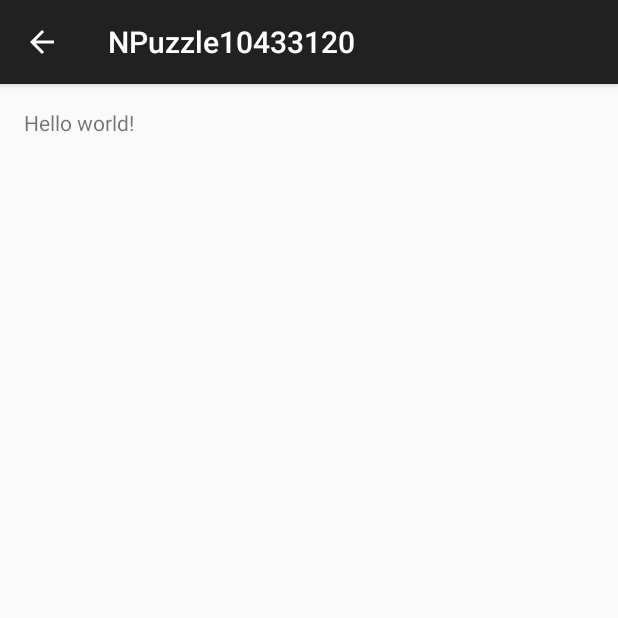
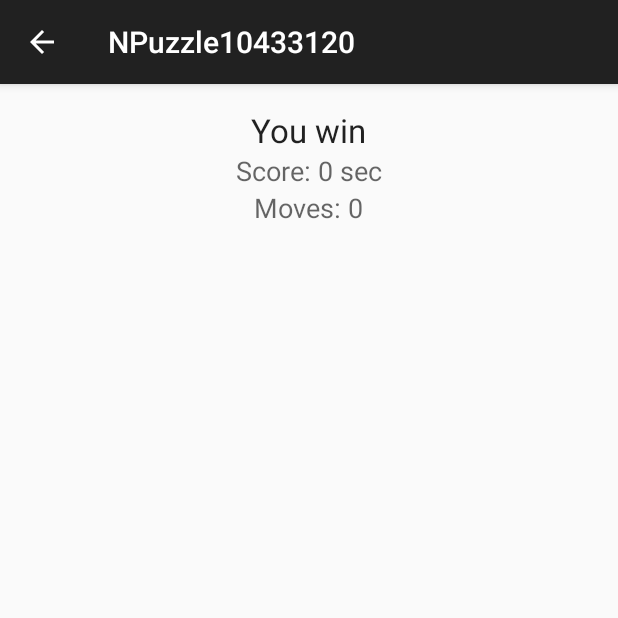
Before and after one commit to Snuggert/AppStudio_Ass2, an Android app: the YouWin screen opened directly, with no data from a screen before it, on a phone screen of 412 x 824 dp, the top half of it. Run offline under Robolectric (Android 15) with nearby library versions, the phone set to English and light mode, and no system bars.

Commit message:
working on new intent info transferral

```diff
--- a/app/src/main/java/nl/mprog/setup/npuzzle10433120/MainActivity.java
+++ b/app/src/main/java/nl/mprog/setup/npuzzle10433120/MainActivity.java
@@ -2,13 +2,13 @@
 
 package nl.mprog.setup.npuzzle10433120;
 
+import android.app.Activity;
 import android.content.Intent;
-import android.support.v7.app.ActionBarActivity;
 import android.os.Bundle;
 import android.view.View;
 
 
-public class MainActivity extends ActionBarActivity {
+public class MainActivity extends Activity {
 
     @Override
     protected void onCreate(Bundle savedInstanceState) {
--- a/app/src/main/java/nl/mprog/setup/npuzzle10433120/YouWin.java
+++ b/app/src/main/java/nl/mprog/setup/npuzzle10433120/YouWin.java
@@ -1,14 +1,33 @@
 package nl.mprog.setup.npuzzle10433120;
 
+import android.content.Intent;
 import android.support.v7.app.ActionBarActivity;
 import android.os.Bundle;
+import android.widget.TextView;
 
+/*
+ * Abe Wiersma
+ * 10433120
+ * abe.wiersma@hotmail.nl
+ */
 
 public class YouWin extends ActionBarActivity {
 
+    TextView timeSpentView;
+    TextView movesView;
     @Override
     protected void onCreate(Bundle savedInstanceState) {
         super.onCreate(savedInstanceState);
         setContentView(R.layout.youwin_activity);
+
+        Intent mIntent = getIntent();
+        int timeSpent = mIntent.getIntExtra("timeSpent", 0);
+        int moves = mIntent.getIntExtra("moves", 0);
+
+        timeSpentView = (TextView) findViewById(R.id.scoreView);
+        movesView = (TextView) findViewById(R.id.movesView);
+
+        timeSpentView.setText("Score: " + timeSpent + " sec");
+        movesView.setText("Moves: " + moves);
     }
 }
--- a/app/src/main/res/layout/game_activity.xml
+++ b/app/src/main/res/layout/game_activity.xml
@@ -19,7 +19,7 @@
         android:clickable="true"
         android:layout_alignParentBottom="true"
         android:layout_alignParentLeft="true"
-        android:layout_alignParentStart="true" />
+        android:layout_alignParentStart="true"/>
 
     <TextView
         android:layout_width="wrap_content"
--- a/app/src/main/res/layout/youwin_activity.xml
+++ b/app/src/main/res/layout/youwin_activity.xml
@@ -9,8 +9,30 @@
     tools:context="nl.mprog.setup.npuzzle10433120.YouWin">
 
     <TextView
-        android:text="@string/hello_world"
         android:layout_width="wrap_content"
-        android:layout_height="wrap_content" />
+        android:layout_height="wrap_content"
+        android:textAppearance="?android:attr/textAppearanceLarge"
+        android:text="@string/you_win"
+        android:id="@+id/youWin"
+        android:layout_alignParentTop="true"
+        android:layout_centerHorizontal="true"/>
+
+    <TextView
+        android:layout_width="wrap_content"
+        android:layout_height="wrap_content"
+        android:textAppearance="?android:attr/textAppearanceMedium"
+        android:text="@string/score"
+        android:id="@+id/scoreView"
+        android:layout_below="@+id/youWin"
+        android:layout_centerHorizontal="true"/>
+
+    <TextView
+        android:layout_width="wrap_content"
+        android:layout_height="wrap_content"
+        android:textAppearance="?android:attr/textAppearanceMedium"
+        android:text="@string/moves"
+        android:id="@+id/movesView"
+        android:layout_below="@+id/scoreView"
+        android:layout_centerHorizontal="true"/>
 
 </RelativeLayout>
--- a/app/src/main/res/values/strings.xml
+++ b/app/src/main/res/values/strings.xml
@@ -8,6 +8,8 @@
     <string name="action_settings">Settings</string>
     <string name="game_button">Start</string>
     <string name="title_activity_you_win">NPuzzle10433120</string>
-    <string name="hello_world">Hello world!</string>
+    <string name="you_win">You win</string>
+    <string name="score">Score:</string>
+    <string name="moves">Moves:</string>
 
 </resources>
```
Also changed, not shown: app/src/main/java/nl/mprog/setup/npuzzle10433120/GamePlay.java (+19 -15 lines).
